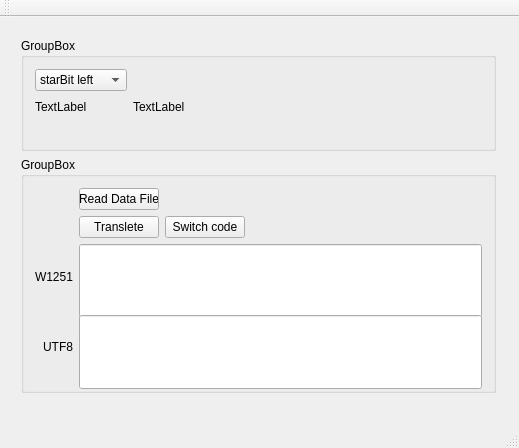
Old version of the form mainwindow.ui in the repository PEKTOPAT/QT-ParsingImageANDcodecUtf8W1251.
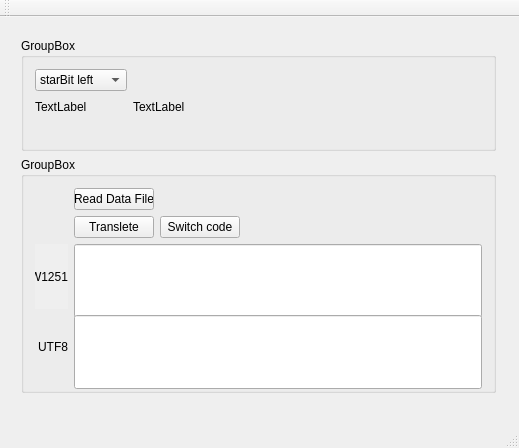
New version of the form.

```diff
--- a/mainwindow.ui
+++ b/mainwindow.ui
@@ -119,6 +119,13 @@
           </property>
          </widget>
         </item>
+        <item row="1" column="2">
+         <widget class="QPushButton" name="pushButton_SwitchCode">
+          <property name="text">
+           <string>Switch code</string>
+          </property>
+         </widget>
+        </item>
         <item row="1" column="1">
          <widget class="QPushButton" name="pushButton_Translate">
           <property name="maximumSize">
@@ -132,13 +139,6 @@
           </property>
          </widget>
         </item>
-        <item row="1" column="2">
-         <widget class="QPushButton" name="pushButton_SwitchCode">
-          <property name="text">
-           <string>Switch code</string>
-          </property>
-         </widget>
-        </item>
         <item row="1" column="3">
          <spacer name="horizontalSpacer_3">
           <property name="orientation">
@@ -152,10 +152,22 @@
           </property>
          </spacer>
         </item>
-        <item row="2" column="0">
-         <widget class="QLabel" name="label_3">
+        <item row="3" column="0">
+         <widget class="QLabel" name="label_4">
+          <property name="sizePolicy">
+           <sizepolicy hsizetype="Fixed" vsizetype="Preferred">
+            <horstretch>0</horstretch>
+            <verstretch>0</verstretch>
+           </sizepolicy>
+          </property>
+          <property name="minimumSize">
+           <size>
+            <width>33</width>
+            <height>0</height>
+           </size>
+          </property>
           <property name="text">
-           <string>W1251</string>
+           <string>UTF8</string>
           </property>
           <property name="alignment">
            <set>Qt::AlignRight|Qt::AlignTrailing|Qt::AlignVCenter</set>
@@ -175,10 +187,28 @@
           </property>
          </widget>
         </item>
-        <item row="3" column="0">
-         <widget class="QLabel" name="label_4">
+        <item row="2" column="0">
+         <widget class="QLabel" name="label_3">
+          <property name="sizePolicy">
+           <sizepolicy hsizetype="Fixed" vsizetype="Preferred">
+            <horstretch>0</horstretch>
+            <verstretch>0</verstretch>
+           </sizepolicy>
+          </property>
+          <property name="minimumSize">
+           <size>
+            <width>33</width>
+            <height>0</height>
+           </size>
+          </property>
+          <property name="autoFillBackground">
+           <bool>true</bool>
+          </property>
+          <property name="styleSheet">
+           <string notr="true"/>
+          </property>
           <property name="text">
-           <string>UTF8</string>
+           <string>W1251</string>
           </property>
           <property name="alignment">
            <set>Qt::AlignRight|Qt::AlignTrailing|Qt::AlignVCenter</set>
```
